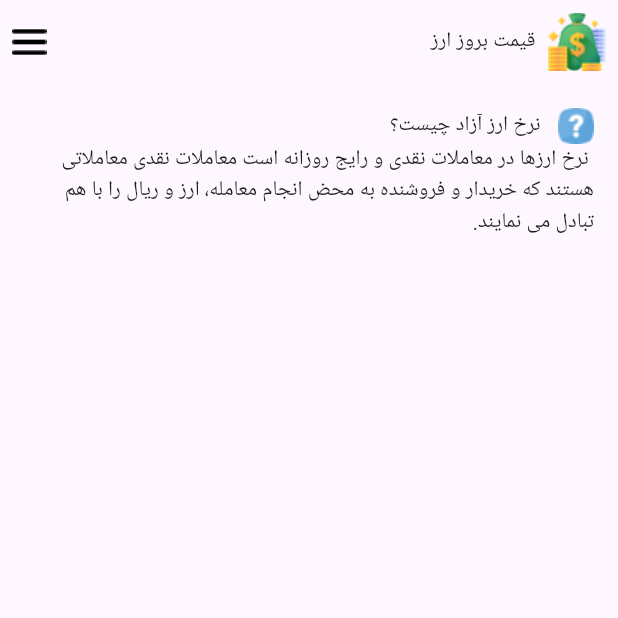
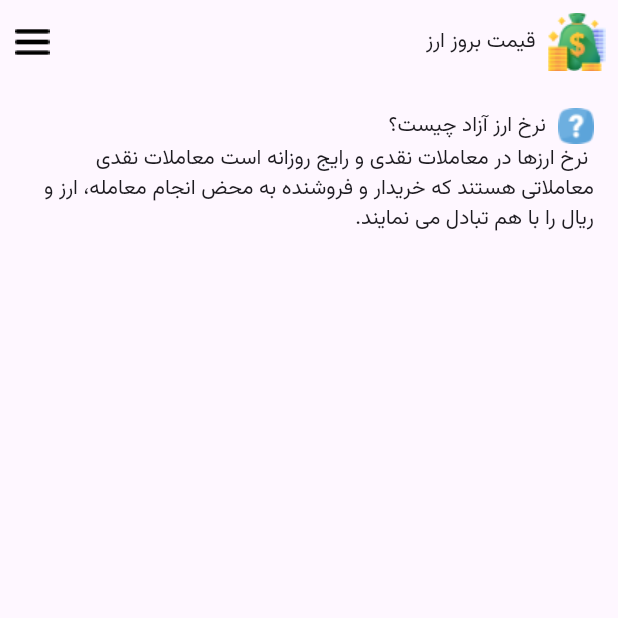
Before and after one commit to mo4wez/flutter_currency_app, a Flutter app: the screen it shows after launch, on a phone screen of 412 x 824 dp, the top half of it. Run offline on Flutter 3.47's test engine with Material 3 defaults, Android fonts, the phone set to English and light mode, and no system bars.

Commit message:
localize app

```diff
--- a/lib/main.dart
+++ b/lib/main.dart
@@ -1,7 +1,8 @@
 import 'package:flutter/material.dart';
+import 'package:flutter_localizations/flutter_localizations.dart';
 
 void main() {
-  runApp(MyApp());
+  runApp(const MyApp());
 }
 
 class MyApp extends StatelessWidget {
@@ -11,20 +12,43 @@ class MyApp extends StatelessWidget {
   Widget build(BuildContext context) {
     return MaterialApp(
       debugShowCheckedModeBanner: false,
-      home: Scaffold(
+      localizationsDelegates: const [
+        GlobalMaterialLocalizations.delegate,
+        GlobalWidgetsLocalizations.delegate,
+        GlobalCupertinoLocalizations.delegate,
+      ],
+      supportedLocales: const [
+        Locale('fa'), // Farsi
+      ],
+      theme: ThemeData(
+        fontFamily: 'Vazirmatn',
+      ),
+      home: HomePage(),
+    );
+  }
+}
+
+class HomePage extends StatelessWidget {
+  const HomePage({
+    super.key,
+  });
+
+  @override
+  Widget build(BuildContext context) {
+    return Scaffold(
         appBar: AppBar(
           actions: [
-              const SizedBox(
-                width: 8,
+            Padding(
+              padding: const EdgeInsets.all(8.0),
+              child: Image.asset('assets/images/icon.png'),
             ),
+            const Text('قیمت بروز ارز'),
             Expanded(
                 child: Align(
                     alignment: Alignment.centerLeft,
                     child: Image.asset('assets/images/menu.png'))),
-              Text('قیمت بروز ارز'),
-              Padding(
-                padding: const EdgeInsets.all(8.0),
-                child: Image.asset('assets/images/icon.png'),
+            const SizedBox(
+              width: 10,
             )
           ],
         ),
@@ -33,20 +57,19 @@ class MyApp extends StatelessWidget {
           child: Column(
             children: [
               Row(
-                  mainAxisAlignment: MainAxisAlignment.end,
+                mainAxisAlignment: MainAxisAlignment.start,
                 children: [
-                    Text('نرخ ارز آزاد چیست؟ '),
+                  Image.asset('assets/images/info_icon.png'),
                   const SizedBox(width: 8),
-                    Image.asset('assets/images/info_icon.png'),
+                  const Text('نرخ ارز آزاد چیست؟ '),
                 ],
               ),
-                Text(
+              const Text(
                 ' نرخ ارزها در معاملات نقدی و رایج روزانه است معاملات نقدی معاملاتی هستند که خریدار و فروشنده به محض انجام معامله، ارز و ریال را با هم تبادل می نمایند.',
                 textDirection: TextDirection.rtl,
               ),
             ],
           ),
-          )),
-    );
+        ));
   }
 }
```
Also changed, not shown: pubspec.yaml (+7 -6 lines), assets/fonts/Vazirmatn-Bold.ttf (added), assets/fonts/Vazirmatn-Regular.ttf (added), pubspec.lock. Lines whose indentation alone changed are shown as unchanged.
